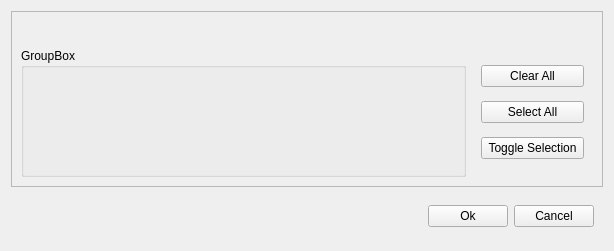
The window that gui/CustomWidgets/DatabaseConversionWidgets/MultiDsSelectorWidgets/SupportedDrivers/multiPostgisSelectorWidget.ui (dsgoficial/DsgTools) describes before a commit, drawn with Qt 5.
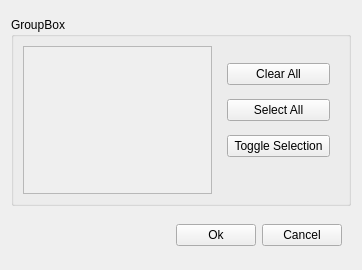
The same window after the commit. Custom widgets are drawn as their Qt base class.

The edit to the form file:
```diff
--- a/gui/CustomWidgets/DatabaseConversionWidgets/MultiDsSelectorWidgets/SupportedDrivers/multiPostgisSelectorWidget.ui
+++ b/gui/CustomWidgets/DatabaseConversionWidgets/MultiDsSelectorWidgets/SupportedDrivers/multiPostgisSelectorWidget.ui
@@ -6,60 +6,24 @@
    <rect>
     <x>0</x>
     <y>0</y>
-    <width>614</width>
-    <height>251</height>
+    <width>362</width>
+    <height>270</height>
    </rect>
   </property>
   <property name="windowTitle">
    <string>Form</string>
   </property>
-  <layout class="QGridLayout" name="gridLayout_4">
-   <item row="1" column="0">
-    <spacer name="horizontalSpacer">
-     <property name="orientation">
-      <enum>Qt::Horizontal</enum>
-     </property>
-     <property name="sizeHint" stdset="0">
-      <size>
-       <width>231</width>
-       <height>20</height>
-      </size>
-     </property>
-    </spacer>
-   </item>
-   <item row="1" column="1">
-    <widget class="QWidget" name="widget" native="true">
-     <property name="minimumSize">
-      <size>
-       <width>0</width>
-       <height>47</height>
-      </size>
-     </property>
-     <property name="maximumSize">
-      <size>
-       <width>16777215</width>
-       <height>47</height>
-      </size>
-     </property>
-     <layout class="QGridLayout" name="gridLayout_3">
-      <item row="0" column="0">
-       <widget class="QPushButton" name="okPushButton">
-        <property name="text">
-         <string>Ok</string>
-        </property>
-       </widget>
-      </item>
-      <item row="0" column="1">
-       <widget class="QPushButton" name="cancelPushButton">
-        <property name="text">
-         <string>Cancel</string>
-        </property>
-       </widget>
-      </item>
-     </layout>
-    </widget>
-   </item>
+  <layout class="QGridLayout" name="gridLayout_6">
    <item row="0" column="0" colspan="2">
+    <widget class="ExploreServerWidget" name="exploreServerWidget" native="true"/>
+   </item>
+   <item row="1" column="0" colspan="2">
+    <widget class="QGroupBox" name="groupBox">
+     <property name="title">
+      <string>GroupBox</string>
+     </property>
+     <layout class="QGridLayout" name="gridLayout_2">
+      <item row="0" column="0" rowspan="2">
     <widget class="QScrollArea" name="scrollArea">
      <property name="widgetResizable">
       <bool>true</bool>
@@ -69,43 +33,19 @@
        <rect>
         <x>0</x>
         <y>0</y>
-        <width>598</width>
-        <height>182</height>
-       </rect>
-      </property>
-      <layout class="QGridLayout" name="gridLayout_6">
-       <item row="0" column="0">
-        <widget class="ExploreServerWidget" name="exploreServerWidget" native="true"/>
-       </item>
-       <item row="0" column="1">
-        <spacer name="horizontalSpacer_2">
-         <property name="orientation">
-          <enum>Qt::Horizontal</enum>
-         </property>
-         <property name="sizeType">
-          <enum>QSizePolicy::Fixed</enum>
-         </property>
-         <property name="sizeHint" stdset="0">
-          <size>
-           <width>57</width>
-           <height>21</height>
-          </size>
-         </property>
-        </spacer>
-       </item>
-       <item row="1" column="0">
-        <widget class="QGroupBox" name="groupBox">
-         <property name="title">
-          <string>GroupBox</string>
-         </property>
-         <layout class="QGridLayout" name="gridLayout_2">
+           <width>203</width>
+           <height>142</height>
+          </rect>
+         </property>
+         <layout class="QGridLayout" name="gridLayout_4">
           <item row="0" column="0">
            <layout class="QGridLayout" name="gridLayout"/>
           </item>
          </layout>
         </widget>
-       </item>
-       <item row="1" column="1">
+       </widget>
+      </item>
+      <item row="0" column="1">
         <widget class="QWidget" name="widget_2" native="true">
          <property name="minimumSize">
           <size>
@@ -144,7 +84,7 @@
          </layout>
         </widget>
        </item>
-       <item row="2" column="1">
+      <item row="1" column="1">
         <spacer name="verticalSpacer_2">
          <property name="orientation">
           <enum>Qt::Vertical</enum>
@@ -152,13 +92,57 @@
          <property name="sizeHint" stdset="0">
           <size>
            <width>20</width>
-           <height>223</height>
+          <height>8</height>
           </size>
          </property>
         </spacer>
        </item>
       </layout>
      </widget>
+   </item>
+   <item row="2" column="0">
+    <spacer name="horizontalSpacer">
+     <property name="orientation">
+      <enum>Qt::Horizontal</enum>
+     </property>
+     <property name="sizeHint" stdset="0">
+      <size>
+       <width>231</width>
+       <height>20</height>
+      </size>
+     </property>
+    </spacer>
+   </item>
+   <item row="2" column="1">
+    <widget class="QWidget" name="widget" native="true">
+     <property name="minimumSize">
+      <size>
+       <width>0</width>
+       <height>47</height>
+      </size>
+     </property>
+     <property name="maximumSize">
+      <size>
+       <width>16777215</width>
+       <height>47</height>
+      </size>
+     </property>
+     <layout class="QGridLayout" name="gridLayout_3">
+      <item row="0" column="0">
+       <widget class="QPushButton" name="okPushButton">
+        <property name="text">
+         <string>Ok</string>
+        </property>
+       </widget>
+      </item>
+      <item row="0" column="1">
+       <widget class="QPushButton" name="cancelPushButton">
+        <property name="text">
+         <string>Cancel</string>
+        </property>
+       </widget>
+      </item>
+     </layout>
     </widget>
    </item>
   </layout>
```
Lines whose indentation alone changed are shown as unchanged.
